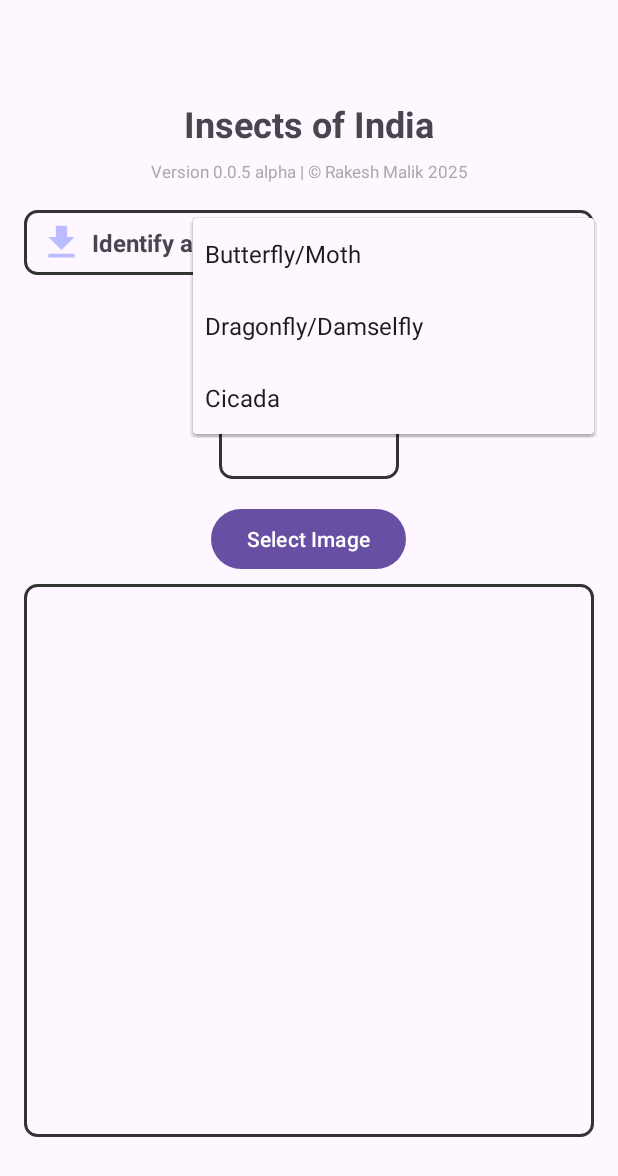
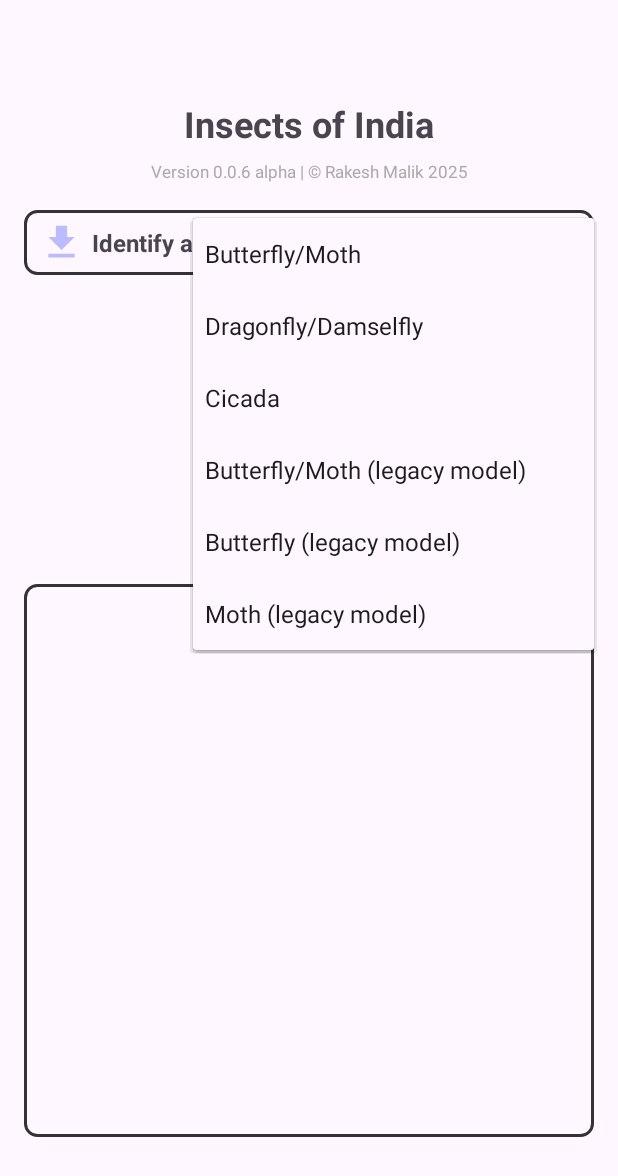
Before and after one commit to rakeshmalik91/insect-id, an Android app: the screen it shows after launch (MainActivity), after a tap on "Butterfly/Moth", on a phone screen of 412 x 824 dp. Shown: the top 1176 px of the screen. Run offline under Robolectric (Android 15) with nearby library versions, the light colour scheme and no system bars; libraries missing offline, so code that uses them is left out: com.getkeepsafe.relinker, com.yalantis.ucrop, org.pytorch, org.pytorch.torchvision; pictures from the network do not load; 1 statement that could not run was skipped.

Commit message:
added old models back as legacy models

```diff
--- a/insect-id-app/app/src/main/java/com/rakeshmalik/insectid/MainActivity.java
+++ b/insect-id-app/app/src/main/java/com/rakeshmalik/insectid/MainActivity.java
@@ -376,7 +376,7 @@ public class MainActivity extends AppCompatActivity {
             long totalModelSize = modelDownloader.getTotalModelDownloadSizeInMB();
             String[] options = {
                     selectedModelType.displayName + " Model" + (modelSize > 0 ? String.format(" (%d MB)", modelSize) : ""),
-                    "All Models" + (totalModelSize > 0 ? String.format(" (%d MB)", totalModelSize) : "")
+                    "All Non-legacy Models" + (totalModelSize > 0 ? String.format(" (%d MB)", totalModelSize) : "")
             };
             AlertDialog.Builder builder = new AlertDialog.Builder(this);
             builder.setTitle("Download/Update");
--- a/insect-id-app/app/src/main/java/com/rakeshmalik/insectid/enums/ModelType.java
+++ b/insect-id-app/app/src/main/java/com/rakeshmalik/insectid/enums/ModelType.java
@@ -1,18 +1,20 @@
 package com.rakeshmalik.insectid.enums;
 
 public enum ModelType {
-//    LEPIDOPTERA("Butterfly/Moth", "lepidoptera"),
-    LEPIDOPTERA_V2ALPHA("Butterfly/Moth", "lepidoptera.v2alpha"),
-//    BUTTERFLY("Butterfly", "butterfly"),
-//    MOTH("Moth", "moth"),
-    ODONATA("Dragonfly/Damselfly", "odonata"),
-    CICADA("Cicada", "cicada");
+    LEPIDOPTERA_V2ALPHA("Butterfly/Moth", "lepidoptera.v2alpha", false),
+    ODONATA("Dragonfly/Damselfly", "odonata", false),
+    CICADA("Cicada", "cicada", false),
+    LEPIDOPTERA("Butterfly/Moth (legacy model)", "lepidoptera", true),
+    BUTTERFLY("Butterfly (legacy model)", "butterfly", true),
+    MOTH("Moth (legacy model)", "moth", true);
 
     public final String displayName;
     public final String modelName;
+    public final boolean legacy;
 
-    ModelType(String displayName, String modelName) {
+    ModelType(String displayName, String modelName, boolean legacy) {
         this.displayName = displayName;
         this.modelName = modelName;
+        this.legacy = legacy;
     }
 }
--- a/insect-id-app/app/src/main/java/com/rakeshmalik/insectid/filemanager/ModelDownloader.java
+++ b/insect-id-app/app/src/main/java/com/rakeshmalik/insectid/filemanager/ModelDownloader.java
@@ -230,7 +230,7 @@ public class ModelDownloader {
             totalSize += size;
         }
         for(ModelType modelType: ModelType.values()) {
-            if (isModelDownloadOrUpdateRequired(modelType)) {
+            if (!modelType.legacy && isModelDownloadOrUpdateRequired(modelType)) {
                 long size = metadataManager.getModelSize(modelType.modelName);
                 if(size <= 0) return 0;
                 totalSize += size;
--- a/insect-id-app/app/src/main/res/values/strings.xml
+++ b/insect-id-app/app/src/main/res/values/strings.xml
@@ -4,7 +4,7 @@
     <string name="select_image">Select Image</string>
     <string name="predicting">Analyzing…</string>
     <string name="use_model">Identify a</string>
-    <string name="version">Version 0.0.5 alpha | © Rakesh Malik 2025</string>
+    <string name="version">Version 0.0.6 alpha | © Rakesh Malik 2025</string>
     <string name="no_match_found">No match found</string>
     <string name="image_to_be_classified">Image to be classified</string>
     <string name="fetching_metadata">Fetching metadata…</string>
--- a/insect-id-app/gradle/libs.versions.toml
+++ b/insect-id-app/gradle/libs.versions.toml
@@ -1,5 +1,5 @@
 [versions]
-agp = "8.12.0"
+agp = "8.12.2"
 gson = "2.10.1"
 junit = "4.13.2"
 junitVersion = "1.2.1"
```
Also changed, not shown: insect-id-app/app/build.gradle.kts (+10 -1 lines), 2 other files.
